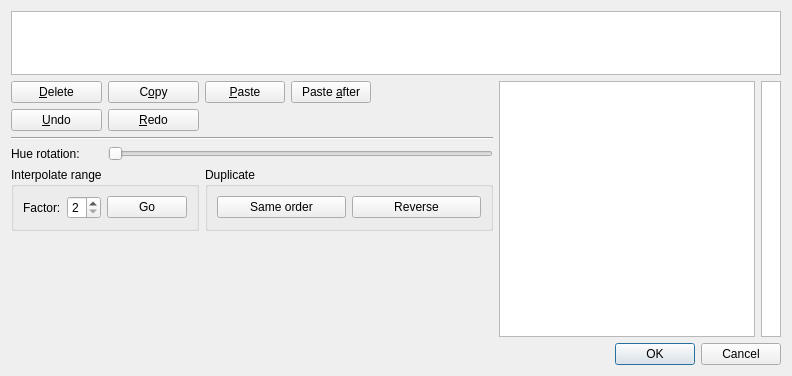
First picture: the form in src/gradeditor.ui, repository bernds/GAPFixFractal, before the edit.
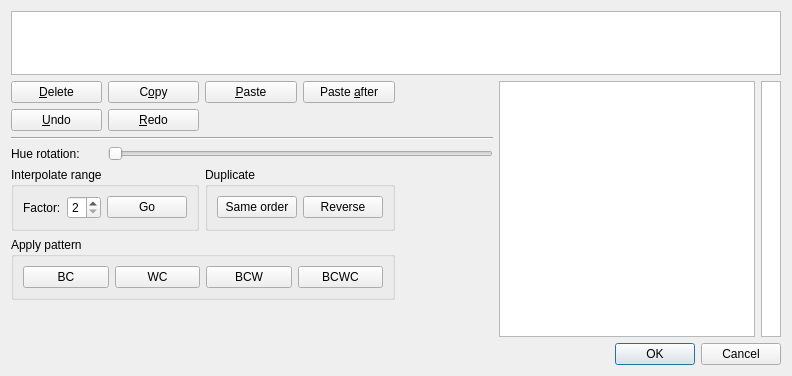
Second picture: the form after the edit. Custom widgets are drawn as their Qt base class.

Commit message:
Add buttons to apply patterns to a gradient
Like the existing "BCWC" etc. palettes - interleave the existing gradient
with black and/or white.

```diff
--- a/src/gradeditor.ui
+++ b/src/gradeditor.ui
@@ -224,7 +224,44 @@
               </layout>
              </widget>
             </item>
-            <item row="6" column="2" colspan="3">
+            <item row="9" column="0" colspan="4">
+             <widget class="QGroupBox" name="groupBox_3">
+              <property name="title">
+               <string>Apply pattern</string>
+              </property>
+              <layout class="QHBoxLayout" name="horizontalLayout_4">
+               <item>
+                <widget class="QPushButton" name="bcButton">
+                 <property name="text">
+                  <string>BC</string>
+                 </property>
+                </widget>
+               </item>
+               <item>
+                <widget class="QPushButton" name="wcButton">
+                 <property name="text">
+                  <string>WC</string>
+                 </property>
+                </widget>
+               </item>
+               <item>
+                <widget class="QPushButton" name="bcwButton">
+                 <property name="text">
+                  <string>BCW</string>
+                 </property>
+                </widget>
+               </item>
+               <item>
+                <widget class="QPushButton" name="bcwcButton">
+                 <property name="text">
+                  <string>BCWC</string>
+                 </property>
+                </widget>
+               </item>
+              </layout>
+             </widget>
+            </item>
+            <item row="6" column="2" colspan="2">
              <widget class="QGroupBox" name="groupBox_2">
               <property name="title">
                <string>Duplicate</string>
```
The commit also changes 2 other files.
